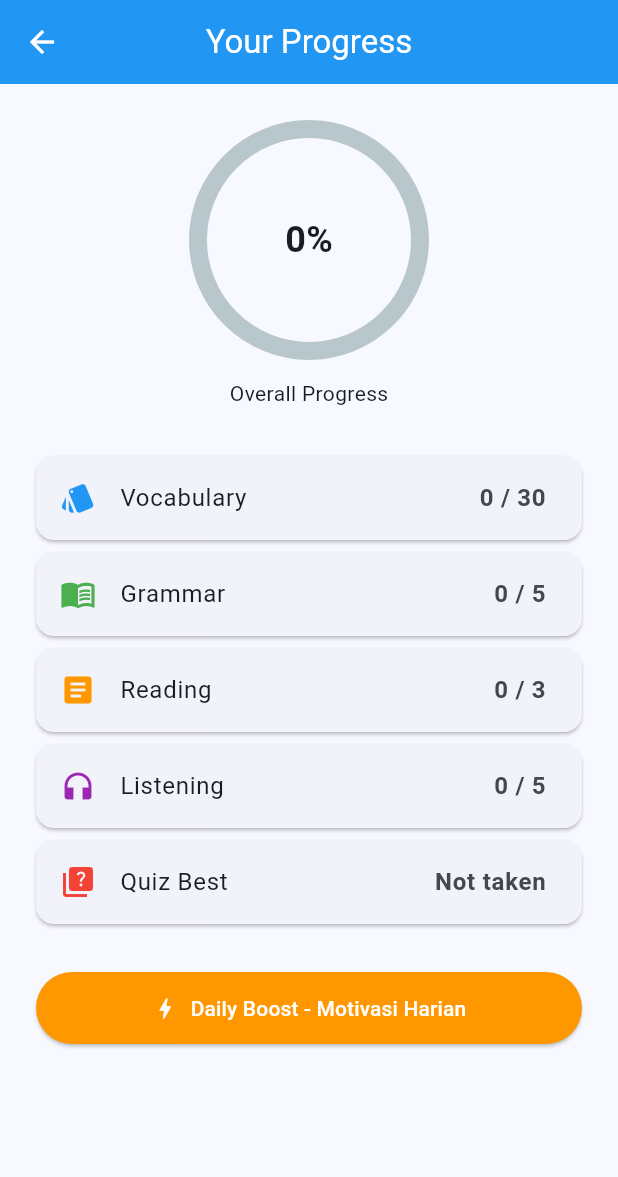
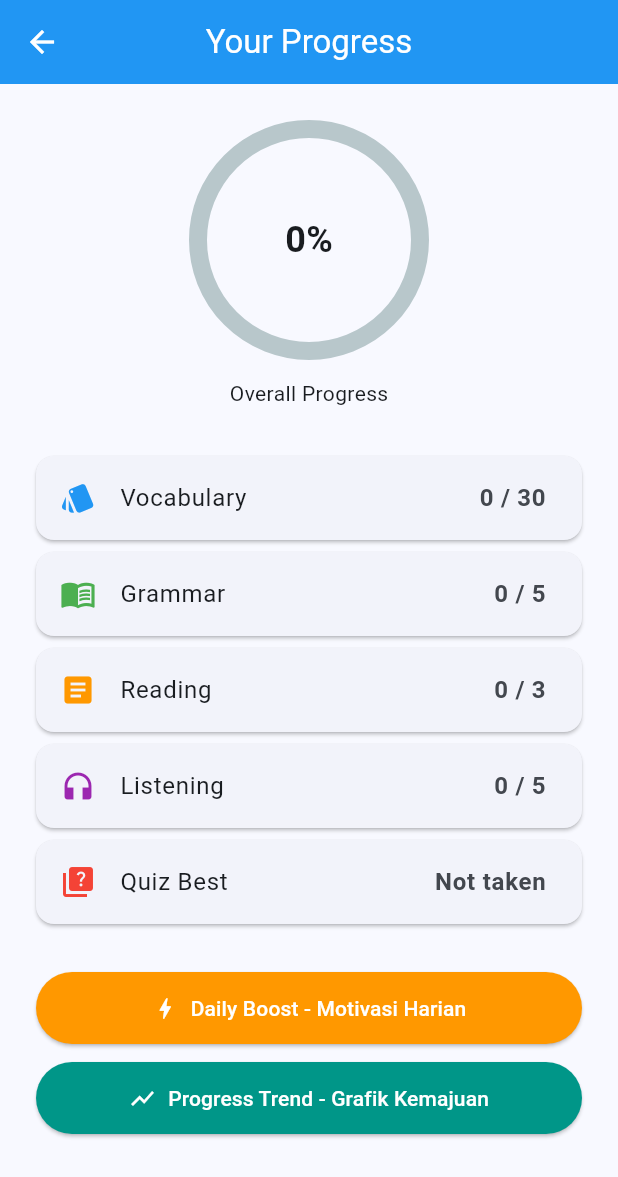
Before and after one commit to easystudio-arch/easy-ach-dashboard, a Flutter app: the screen it shows after launch, after a tap on the "bar chart" icon, on a phone screen of 412 x 824 dp. Shown: the top 1177 px of the screen. Run offline on Flutter 3.47's test engine with Material 3 defaults, Android fonts, the phone set to English and light mode, and no system bars; drawn by our look-alikes of percent_indicator; our stand-ins replace flip_card, flutter_tts, shared_preferences.

Commit message:
ielts grafic

```diff
--- a/lib/main.dart
+++ b/lib/main.dart
@@ -10,6 +10,7 @@ void main() async {
     statusBarIconBrightness: Brightness.light,
   ));
   await ProgressService.init();
+  ProgressService.recordDailySnapshot();
   runApp(const EnglishApp());
 }
 
--- a/lib/screens/progress_screen.dart
+++ b/lib/screens/progress_screen.dart
@@ -2,6 +2,7 @@ import 'package:flutter/material.dart';
 import 'package:percent_indicator/circular_percent_indicator.dart';
 import '../services/progress_service.dart';
 import 'daily_boost_screen.dart';
+import 'graphic_screen.dart';
 
 class ProgressScreen extends StatelessWidget {
   const ProgressScreen({super.key});
@@ -47,6 +48,16 @@ class ProgressScreen extends StatelessWidget {
                 style: ElevatedButton.styleFrom(padding: const EdgeInsets.all(14), backgroundColor: Colors.orange, foregroundColor: Colors.white),
               ),
             ),
+            const SizedBox(height: 12),
+            SizedBox(
+              width: double.infinity,
+              child: ElevatedButton.icon(
+                onPressed: () => Navigator.push(context, MaterialPageRoute(builder: (_) => const GraphicScreen())),
+                icon: const Icon(Icons.show_chart),
+                label: const Text('Progress Trend - Grafik Kemajuan'),
+                style: ElevatedButton.styleFrom(padding: const EdgeInsets.all(14), backgroundColor: Colors.teal, foregroundColor: Colors.white),
+              ),
+            ),
           ],
         ),
       ),
--- a/lib/services/progress_service.dart
+++ b/lib/services/progress_service.dart
@@ -1,3 +1,4 @@
+import 'dart:convert';
 import 'package:shared_preferences/shared_preferences.dart';
 
 class ProgressService {
@@ -36,10 +37,11 @@ class ProgressService {
 
   static void recordStudyDay() {
     final today = DateTime.now().toIso8601String().substring(0, 10);
-    if (lastStudyDate == today) return;
+    if (lastStudyDate == today) { recordDailySnapshot(); return; }
     final yesterday = DateTime.now().subtract(const Duration(days: 1)).toIso8601String().substring(0, 10);
     _prefs?.setInt('streak', lastStudyDate == yesterday ? streak + 1 : 1);
     _prefs?.setString('last_study_date', today);
+    recordDailySnapshot();
   }
 
   // IELTS scores
@@ -65,4 +67,23 @@ class ProgressService {
     final list = completedChallenges;
     if (!list.contains(id)) { list.add(id); _prefs?.setStringList(_todayKey, list); }
   }
+
+  // Progress history tracking
+  static void recordDailySnapshot() {
+    final today = DateTime.now().toIso8601String().substring(0, 10);
+    final history = getProgressHistory();
+    if (history.isNotEmpty && history.last['date'] == today) {
+      history.last['total'] = vocabCompleted + grammarCompleted + readingCompleted + listeningCompleted;
+    } else {
+      history.add({'date': today, 'total': vocabCompleted + grammarCompleted + readingCompleted + listeningCompleted});
+    }
+    if (history.length > 30) history.removeRange(0, history.length - 30);
+    _prefs?.setString('progress_history', jsonEncode(history));
+  }
+
+  static List<Map<String, dynamic>> getProgressHistory() {
+    final raw = _prefs?.getString('progress_history');
+    if (raw == null) return [];
+    return List<Map<String, dynamic>>.from(jsonDecode(raw));
+  }
 }
```
Also changed, not shown: lib/screens/graphic_screen.dart (added, +109 -0 lines), docs/assets/fonts/MaterialIcons-Regular.otf, 5 other files.
